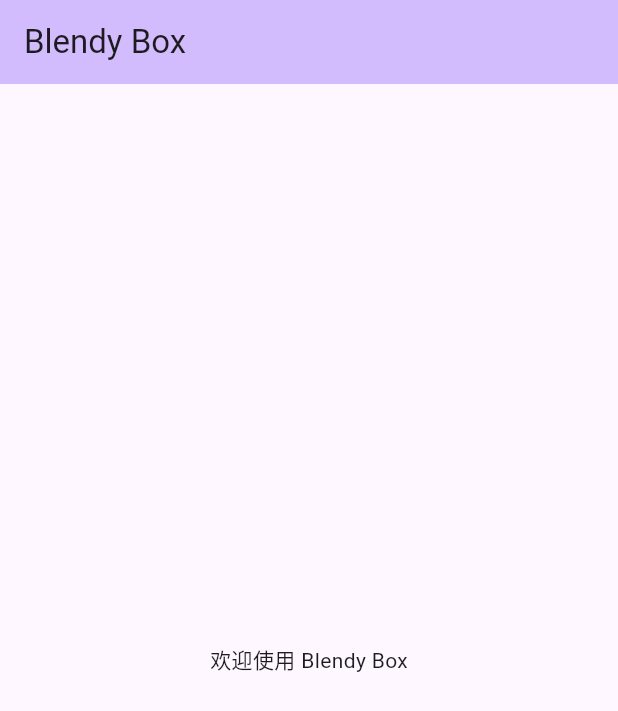
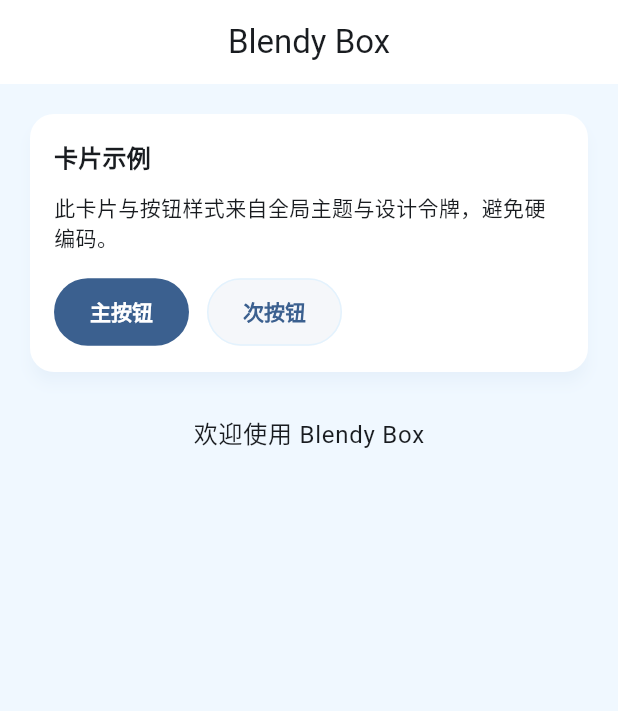
Before and after one commit to cauliflower-beep/blendy_box, a Flutter app: the screen it shows after launch, on a phone screen of 412 x 824 dp. Shown: the top 711 px of the screen. Run offline on Flutter 3.47's test engine with Material 3 defaults, Android fonts, the phone set to English and light mode, and no system bars.

Commit message:
feat: 增加全局样式模块

```diff
--- a/lib/main.dart
+++ b/lib/main.dart
@@ -1,4 +1,6 @@
 import 'package:flutter/material.dart';
+import 'theme/app_theme.dart';
+import 'theme/design_tokens.dart';
 
 void main() {
   runApp(const MyApp());
@@ -12,24 +14,11 @@ class MyApp extends StatelessWidget {
   Widget build(BuildContext context) {
     return MaterialApp(
       title: 'Blendy Box',
-      theme: ThemeData(
-        // This is the theme of your application.
-        //
-        // TRY THIS: Try running your application with "flutter run". You'll see
-        // the application has a purple toolbar. Then, without quitting the app,
-        // try changing the seedColor in the colorScheme below to Colors.green
-        // and then invoke "hot reload" (save your changes or press the "hot
-        // reload" button in a Flutter-supported IDE, or press "r" if you used
-        // the command line to start the app).
-        //
-        // Notice that the counter didn't reset back to zero; the application
-        // state is not lost during the reload. To reset the state, use hot
-        // restart instead.
-        //
-        // This works for code too, not just values: Most code changes can be
-        // tested with just a hot reload.
-        colorScheme: ColorScheme.fromSeed(seedColor: Colors.deepPurple),
-      ),
+      // 接入全局主题：避免样式硬编码，支持主题切换
+      theme: AppTheme.light(),
+      darkTheme: AppTheme.dark(),
+      themeMode: ThemeMode.system, // 后续也可以通过设置持久化切换主题
+      scrollBehavior: const AppScrollBehavior(),
       home: const HomePage(),
     );
   }
@@ -40,13 +29,54 @@ class HomePage extends StatelessWidget {
 
   @override
   Widget build(BuildContext context) {
+    // 通过 ThemeExtension 获取统一的间距令牌
+    final spacing = Theme.of(context).extension<AppSpacing>() ?? const AppSpacing(xs: 4, sm: 8, md: 12, lg: 16, xl: 24);
+
     return Scaffold(
       appBar: AppBar(
-        backgroundColor: Theme.of(context).colorScheme.inversePrimary,
         title: const Text('Blendy Box'),
       ),
-      body: const Center(
-        child: Text('欢迎使用 Blendy Box'),
+      body: Padding(
+        padding: EdgeInsets.all(spacing.lg),
+        child: Column(
+          crossAxisAlignment: CrossAxisAlignment.stretch,
+          children: [
+            Card(
+              child: Padding(
+                padding: EdgeInsets.all(spacing.lg),
+                child: Column(
+                  crossAxisAlignment: CrossAxisAlignment.start,
+                  children: [
+                    Text('卡片示例', style: Theme.of(context).textTheme.titleMedium),
+                    SizedBox(height: spacing.md),
+                    Text(
+                      '此卡片与按钮样式来自全局主题与设计令牌，避免硬编码。',
+                      style: Theme.of(context).textTheme.bodyMedium,
+                    ),
+                    SizedBox(height: spacing.lg),
+                    Row(
+                      children: [
+                        ElevatedButton(
+                          onPressed: () {},
+                          child: const Text('主按钮'),
+                        ),
+                        SizedBox(width: spacing.md),
+                        OutlinedButton(
+                          onPressed: () {},
+                          child: const Text('次按钮'),
+                        ),
+                      ],
+                    ),
+                  ],
+                ),
+              ),
+            ),
+            SizedBox(height: spacing.xl),
+            Center(
+              child: Text('欢迎使用 Blendy Box', style: Theme.of(context).textTheme.bodyLarge),
+            ),
+          ],
+        ),
       ),
     );
   }
--- /dev/null
+++ b/lib/theme/app_theme.dart
@@ -0,0 +1,192 @@
+import 'package:flutter/material.dart';
+import 'design_tokens.dart';
+
+/// 应用主题集中定义
+///
+/// - 暴露浅色/深色主题入口：AppTheme.light / AppTheme.dark
+/// - 统一配置按钮、卡片、标签页、文字与滚动行为
+/// - 通过 ThemeExtension 注入非 Material 的设计令牌（圆角、阴影、间距）
+class AppTheme {
+  /// 浅色主题（参考原型的全局样式）
+  static ThemeData light() {
+    const seed = AppPalette.primary;
+    final colorScheme = ColorScheme.fromSeed(seedColor: seed, brightness: Brightness.light).copyWith(
+      background: AppPalette.backgroundLight,
+      surface: Colors.white,
+    );
+
+    return ThemeData(
+      useMaterial3: true,
+      colorScheme: colorScheme,
+      scaffoldBackgroundColor: AppPalette.backgroundLight,
+      fontFamily: 'Roboto', // 原型中提到 Inter/Arial；移动端默认 Roboto 可用
+
+      // 主按钮（btn-primary）
+      elevatedButtonTheme: ElevatedButtonThemeData(
+        style: ButtonStyle(
+          backgroundColor: MaterialStateProperty.resolveWith((states) {
+            // 悬停/按下时略深一些
+            final base = colorScheme.primary;
+            if (states.contains(MaterialState.hovered) || states.contains(MaterialState.pressed)) {
+              return HSLColor.fromColor(base).withLightness(0.45).toColor();
+            }
+            return base;
+          }),
+          foregroundColor: MaterialStateProperty.all(Colors.white),
+          padding: const MaterialStatePropertyAll(EdgeInsets.symmetric(vertical: 12, horizontal: 24)),
+          shape: MaterialStatePropertyAll(
+            RoundedRectangleBorder(borderRadius: BorderRadius.circular(AppRadii.light.button)),
+          ),
+          textStyle: const MaterialStatePropertyAll(TextStyle(fontWeight: FontWeight.w600)),
+          elevation: const MaterialStatePropertyAll(0),
+        ),
+      ),
+
+      // 次按钮（btn-secondary）
+      outlinedButtonTheme: OutlinedButtonThemeData(
+        style: ButtonStyle(
+          backgroundColor: const MaterialStatePropertyAll(AppPalette.secondaryBgLight),
+          foregroundColor: MaterialStateProperty.all(colorScheme.primary),
+          side: const MaterialStatePropertyAll(BorderSide(color: AppPalette.secondaryBorderLight)),
+          padding: const MaterialStatePropertyAll(EdgeInsets.symmetric(vertical: 12, horizontal: 24)),
+          shape: MaterialStatePropertyAll(
+            RoundedRectangleBorder(borderRadius: BorderRadius.circular(AppRadii.light.button)),
+          ),
+          textStyle: const MaterialStatePropertyAll(TextStyle(fontWeight: FontWeight.w600)),
+        ),
+      ),
+
+      // 卡片主题（接近原型的阴影与圆角）
+      cardTheme: CardThemeData(
+        color: Colors.white,
+        shadowColor: AppShadows.light.cardShadowColor,
+        elevation: AppShadows.light.cardElevation,
+        shape: RoundedRectangleBorder(borderRadius: BorderRadius.circular(AppRadii.light.card)),
+        clipBehavior: Clip.antiAlias,
+      ),
+
+      // Tab 样式（tab-active：蓝色下划线）
+      tabBarTheme: TabBarThemeData(
+        labelColor: colorScheme.primary,
+        unselectedLabelColor: colorScheme.onSurface.withOpacity(0.7),
+        indicator: UnderlineTabIndicator(
+          borderSide: BorderSide(color: colorScheme.primary, width: 3),
+        ),
+        labelStyle: const TextStyle(fontWeight: FontWeight.w600),
+        unselectedLabelStyle: const TextStyle(fontWeight: FontWeight.w500),
+      ),
+
+      appBarTheme: AppBarTheme(
+        backgroundColor: colorScheme.surface,
+        foregroundColor: colorScheme.onSurface,
+        elevation: 0,
+        centerTitle: true,
+      ),
+
+      textTheme: const TextTheme(
+        bodyMedium: TextStyle(fontSize: 14),
+        bodyLarge: TextStyle(fontSize: 16),
+        titleMedium: TextStyle(fontSize: 16, fontWeight: FontWeight.w600),
+      ),
+
+      // 注入设计令牌扩展
+      extensions: const [
+        AppRadii.light,
+        AppShadows.light,
+        AppSpacing.light,
+      ],
+    );
+  }
+
+  /// 深色主题（颜色与阴影做适配）
+  static ThemeData dark() {
+    const seed = AppPalette.primary;
+    final colorScheme = ColorScheme.fromSeed(seedColor: seed, brightness: Brightness.dark);
+
+    return ThemeData(
+      useMaterial3: true,
+      colorScheme: colorScheme,
+      scaffoldBackgroundColor: const Color(0xFF0F1623), // 深色下更深背景，便于对比
+      fontFamily: 'Roboto',
+
+      elevatedButtonTheme: ElevatedButtonThemeData(
+        style: ButtonStyle(
+          backgroundColor: MaterialStateProperty.resolveWith((states) {
+            final base = colorScheme.primary;
+            if (states.contains(MaterialState.hovered) || states.contains(MaterialState.pressed)) {
+              return HSLColor.fromColor(base).withLightness(0.55).toColor();
+            }
+            return base;
+          }),
+          foregroundColor: const MaterialStatePropertyAll(Colors.white),
+          padding: const MaterialStatePropertyAll(EdgeInsets.symmetric(vertical: 12, horizontal: 24)),
+          shape: MaterialStatePropertyAll(
+            RoundedRectangleBorder(borderRadius: BorderRadius.circular(AppRadii.dark.button)),
+          ),
+          textStyle: const MaterialStatePropertyAll(TextStyle(fontWeight: FontWeight.w600)),
+          elevation: const MaterialStatePropertyAll(0),
+        ),
+      ),
+
+      outlinedButtonTheme: OutlinedButtonThemeData(
+        style: ButtonStyle(
+          backgroundColor: MaterialStatePropertyAll(colorScheme.surface.withOpacity(0.12)),
+          foregroundColor: MaterialStateProperty.all(colorScheme.primary),
+          side: MaterialStatePropertyAll(BorderSide(color: colorScheme.primary.withOpacity(0.3))),
+          padding: const MaterialStatePropertyAll(EdgeInsets.symmetric(vertical: 12, horizontal: 24)),
+          shape: MaterialStatePropertyAll(
+            RoundedRectangleBorder(borderRadius: BorderRadius.circular(AppRadii.dark.button)),
+          ),
+          textStyle: const MaterialStatePropertyAll(TextStyle(fontWeight: FontWeight.w600)),
+        ),
+      ),
+
+      cardTheme: CardThemeData(
+        color: colorScheme.surface,
+        shadowColor: AppShadows.dark.cardShadowColor,
+        elevation: AppShadows.dark.cardElevation,
+        shape: RoundedRectangleBorder(borderRadius: BorderRadius.circular(AppRadii.dark.card)),
+        clipBehavior: Clip.antiAlias,
+      ),
+
+      tabBarTheme: TabBarThemeData(
+        labelColor: colorScheme.primary,
+        unselectedLabelColor: colorScheme.onSurface.withOpacity(0.7),
+        indicator: UnderlineTabIndicator(
+          borderSide: BorderSide(color: colorScheme.primary, width: 3),
+        ),
+        labelStyle: const TextStyle(fontWeight: FontWeight.w600),
+        unselectedLabelStyle: const TextStyle(fontWeight: FontWeight.w500),
+      ),
+
+      appBarTheme: AppBarTheme(
+        backgroundColor: colorScheme.surface,
+        foregroundColor: colorScheme.onSurface,
+        elevation: 0,
+        centerTitle: true,
+      ),
+
+      textTheme: const TextTheme(
+        bodyMedium: TextStyle(fontSize: 14),
+        bodyLarge: TextStyle(fontSize: 16),
+        titleMedium: TextStyle(fontSize: 16, fontWeight: FontWeight.w600),
+      ),
+
+      extensions: const [
+        AppRadii.dark,
+        AppShadows.dark,
+        AppSpacing.dark,
+      ],
+    );
+  }
+}
+
+/// 自定义滚动行为：移除越界的水波/回弹效果（近似原型隐藏滚动条/避免滚动干扰）。
+class AppScrollBehavior extends MaterialScrollBehavior {
+  const AppScrollBehavior();
+
+  @override
+  Widget buildOverscrollIndicator(BuildContext context, Widget child, ScrollableDetails details) {
+    return child; // 不显示任何 overscroll 指示器
+  }
+}
--- /dev/null
+++ b/lib/theme/design_tokens.dart
@@ -0,0 +1,140 @@
+import 'package:flutter/material.dart';
+import 'dart:ui' show lerpDouble;
+
+/// 全局设计令牌（Design Tokens）与 ThemeExtensions
+///
+/// 目标：
+/// - 集中管理颜色、圆角、阴影、间距等“非组件”级样式常量；
+/// - 避免在页面里硬编码样式值，改为通过主题或扩展统一取值；
+/// - 为后续主题切换（浅色/深色、自定义品牌主题）打下基础。
+
+/// 圆角令牌：用来统一控制圆角尺寸（比如按钮、卡片、容器）。
+class AppRadii extends ThemeExtension<AppRadii> {
+  final double phone; // 类似原型里的 phone 外壳圆角
+  final double card; // 卡片圆角
+  final double button; // 按钮圆角
+
+  const AppRadii({
+    required this.phone,
+    required this.card,
+    required this.button,
+  });
+
+  @override
+  AppRadii copyWith({double? phone, double? card, double? button}) {
+    return AppRadii(
+      phone: phone ?? this.phone,
+      card: card ?? this.card,
+      button: button ?? this.button,
+    );
+  }
+
+  @override
+  ThemeExtension<AppRadii> lerp(ThemeExtension<AppRadii>? other, double t) {
+    if (other is! AppRadii) return this;
+    return AppRadii(
+      phone: lerpDouble(phone, other.phone, t)!,
+      card: lerpDouble(card, other.card, t)!,
+      button: lerpDouble(button, other.button, t)!,
+    );
+  }
+
+  /// 默认浅色主题下的圆角尺寸，参考原型：36（容器）、16（卡片）、24（按钮）
+  static const light = AppRadii(phone: 36, card: 16, button: 24);
+  /// 深色主题通常保持同一几何尺寸（也可以按需调整）。
+  static const dark = AppRadii(phone: 36, card: 16, button: 24);
+}
+
+/// 阴影令牌：控制卡片等组件的阴影颜色与强度。
+class AppShadows extends ThemeExtension<AppShadows> {
+  final Color cardShadowColor; // 卡片阴影颜色（略带品牌色调）
+  final double cardElevation; // 卡片海拔（Material 阴影强度）
+
+  const AppShadows({
+    required this.cardShadowColor,
+    required this.cardElevation,
+  });
+
+  @override
+  AppShadows copyWith({Color? cardShadowColor, double? cardElevation}) {
+    return AppShadows(
+      cardShadowColor: cardShadowColor ?? this.cardShadowColor,
+      cardElevation: cardElevation ?? this.cardElevation,
+    );
+  }
+
+  @override
+  ThemeExtension<AppShadows> lerp(ThemeExtension<AppShadows>? other, double t) {
+    if (other is! AppShadows) return this;
+    return AppShadows(
+      cardShadowColor: Color.lerp(cardShadowColor, other.cardShadowColor, t)!,
+      cardElevation: lerpDouble(cardElevation, other.cardElevation, t)!,
+    );
+  }
+
+  /// 原型中的卡片阴影带轻微蓝色调，这里用半透明主色近似。
+  static const light = AppShadows(
+    cardShadowColor: Color(0x144A90E2), // 0x14 = ~8% 透明度
+    cardElevation: 4,
+  );
+
+  static const dark = AppShadows(
+    cardShadowColor: Color(0x224A90E2), // 深色下略强化阴影
+    cardElevation: 6,
+  );
+}
+
+/// 间距令牌：统一页面间距（避免在代码里散落 magic number）。
+class AppSpacing extends ThemeExtension<AppSpacing> {
+  final double xs; // 4
+  final double sm; // 8
+  final double md; // 12
+  final double lg; // 16
+  final double xl; // 24
+
+  const AppSpacing({
+    required this.xs,
+    required this.sm,
+    required this.md,
+    required this.lg,
+    required this.xl,
+  });
+
+  @override
+  AppSpacing copyWith({double? xs, double? sm, double? md, double? lg, double? xl}) {
+    return AppSpacing(
+      xs: xs ?? this.xs,
+      sm: sm ?? this.sm,
+      md: md ?? this.md,
+      lg: lg ?? this.lg,
+      xl: xl ?? this.xl,
+    );
+  }
+
+  @override
+  ThemeExtension<AppSpacing> lerp(ThemeExtension<AppSpacing>? other, double t) {
+    if (other is! AppSpacing) return this;
+    return AppSpacing(
+      xs: lerpDouble(xs, other.xs, t)!,
+      sm: lerpDouble(sm, other.sm, t)!,
+      md: lerpDouble(md, other.md, t)!,
+      lg: lerpDouble(lg, other.lg, t)!,
+      xl: lerpDouble(xl, other.xl, t)!,
+    );
+  }
+
+  static const light = AppSpacing(xs: 4, sm: 8, md: 12, lg: 16, xl: 24);
+  static const dark = AppSpacing(xs: 4, sm: 8, md: 12, lg: 16, xl: 24);
+}
+
+/// 一些基础颜色常量（可用于 ThemeData 的色板构建）。
+class AppPalette {
+  // 原型主色：#4A90E2（蓝色）
+  static const Color primary = Color(0xFF4A90E2);
+  // 浅色背景：#f0f8ff（Azure）
+  static const Color backgroundLight = Color(0xFFF0F8FF);
+  // 次按钮（btn-secondary）背景：#f5f7fa
+  static const Color secondaryBgLight = Color(0xFFF5F7FA);
+  // 次按钮边框：#E3F2FD
+  static const Color secondaryBorderLight = Color(0xFFE3F2FD);
+}
```
Also changed, not shown: 2 other files.
